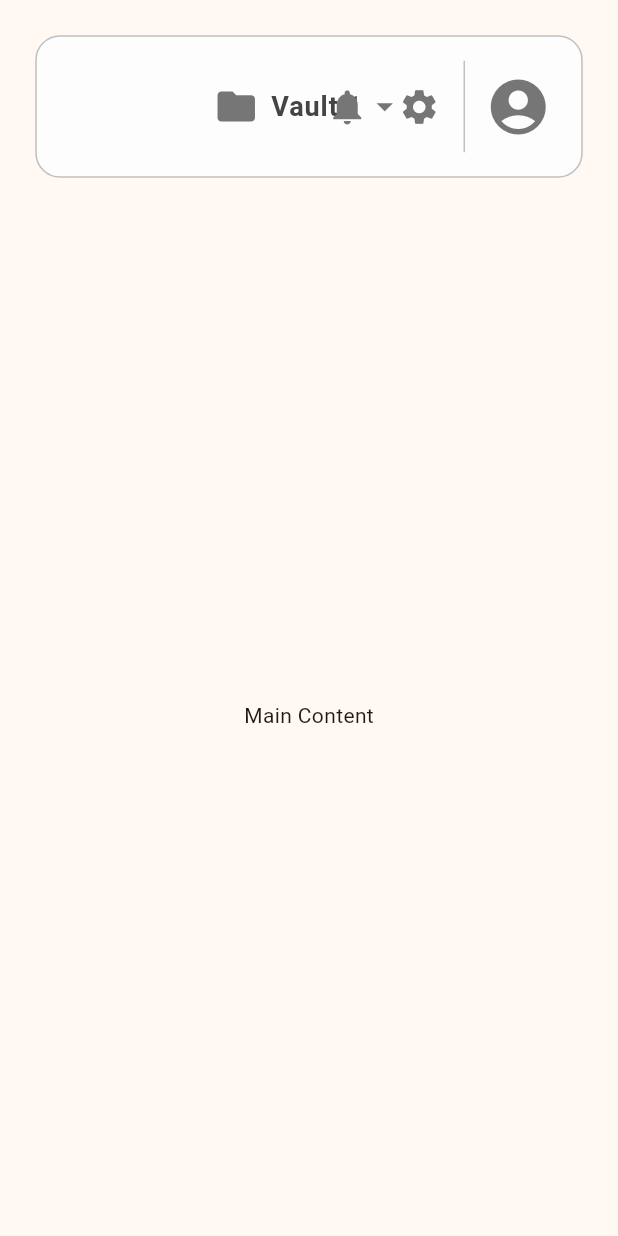
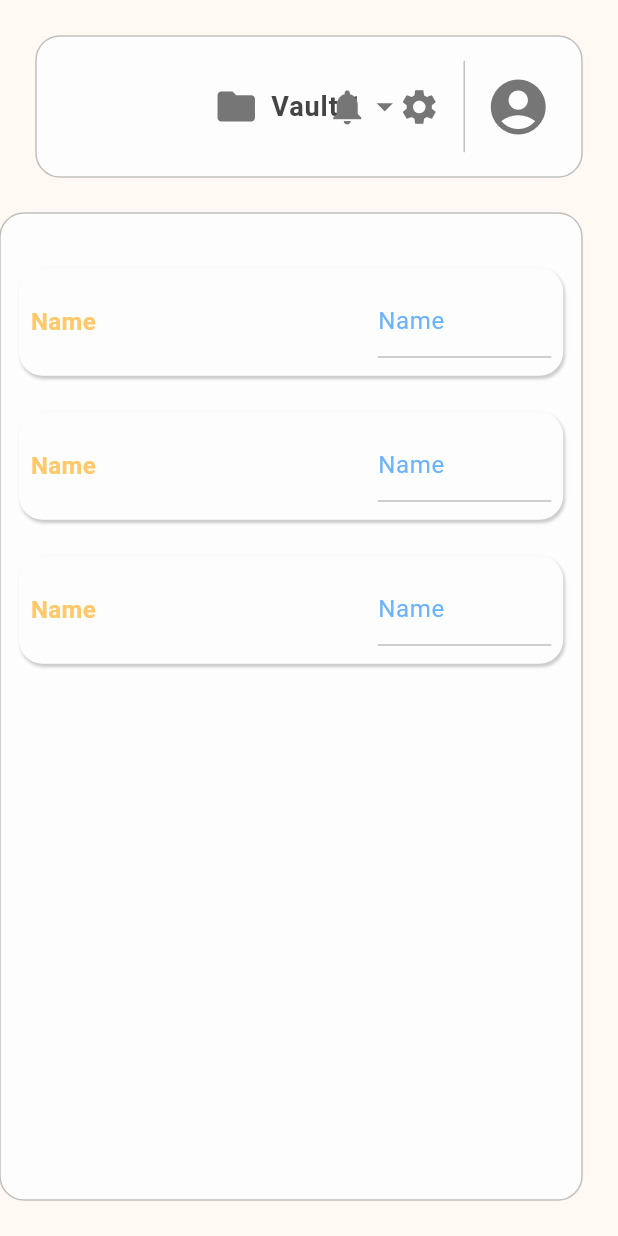
Before and after one commit to penne-0505/penkiel, a Flutter app: the screen it shows after launch, on a phone screen of 412 x 824 dp. Run offline on Flutter 3.47's test engine with Material 3 defaults, Android fonts, the phone set to English and light mode, and no system bars.

Commit message:
feat: 💄 データを表示する領域、カードの追加
DataList内のDataTileで選択されたパスワードデータの詳細を表示するContainerと、Key:Valueの形式でデータを表示/編集することが出来るCardの作成(最低限の実装)

```diff
--- /dev/null
+++ b/lib/components/data_content.dart
@@ -0,0 +1,108 @@
+import 'package:flutter/material.dart';
+
+import 'package:penkiel/utils.dart';
+
+
+class DataContent extends StatelessWidget {
+  const DataContent({super.key});
+
+  @override
+  Widget build(BuildContext context) {
+    return Container(
+      margin: const EdgeInsets.only(top: 12, bottom: 24, right: 24),
+      padding: const EdgeInsets.symmetric(horizontal: 12, vertical: 24),
+      decoration: BoxDecoration(
+        color: PenkielColors.bg,
+        borderRadius: const BorderRadius.all(PenkielValues.borderRadius),
+        border: Border.all(
+          color: PenkielColors.dividerColor,
+          strokeAlign: BorderSide.strokeAlignCenter,
+          width: 1
+        ),
+      ),
+      child: const Center(
+        child: Column(
+          children: <Widget>[
+            DataCard(),
+            DataCard(),
+            DataCard(),
+          ]
+        ),
+      ),
+    );
+  }
+}
+
+class DataCard extends StatelessWidget {
+  const DataCard({super.key});
+
+  @override
+  Widget build(BuildContext context) {
+    return Container(
+      margin: const EdgeInsets.symmetric(vertical: 12),
+      padding: const EdgeInsets.symmetric(horizontal: 8, vertical: 12),
+      decoration: const BoxDecoration(
+        color: PenkielColors.bg,
+        borderRadius: BorderRadius.all(PenkielValues.borderRadius),
+        boxShadow: [
+          BoxShadow(
+            color: PenkielColors.shadow,
+            blurRadius: 1,
+            offset: Offset(1, 2),
+          ),
+        ],
+      ),
+      child: const Row(
+        children: <Widget>[
+          Expanded(
+            flex: 4,
+            child: Column(
+              crossAxisAlignment: CrossAxisAlignment.start,
+              children: <Widget>[
+                Text(
+                  'Name',
+                  style: TextStyle(
+                    color: PenkielColors.primary,
+                    fontSize: 16,
+                    fontWeight: FontWeight.bold,
+                  ),
+                ),
+              ],
+            ),
+          ),
+          Expanded(
+            flex: 4,
+            child: VerticalDivider(
+              color: PenkielColors.dividerColor,
+              width: 1,
+            ),
+          ),
+          Expanded(
+            flex: 4,
+            child: TextField(
+              decoration: InputDecoration(
+                hintText: 'Name',
+                hintStyle: TextStyle(
+                  color: PenkielColors.secondary,
+                  fontSize: 16,
+                ),
+                enabledBorder: UnderlineInputBorder(
+                  borderSide: BorderSide(
+                    color: PenkielColors.dividerColor,
+                    width: 1,
+                  ),
+                ),
+                focusedBorder: UnderlineInputBorder(
+                  borderSide: BorderSide(
+                    color: PenkielColors.primary,
+                    width: 2,
+                  ),
+                ),
+              ),
+            ),
+          ),
+        ],
+      )
+    );
+  }
+}
--- a/lib/main.dart
+++ b/lib/main.dart
@@ -3,7 +3,9 @@ import 'package:penkiel/components/data_list.dart';
 
 import 'package:penkiel/components/sidebar.dart';
 import 'package:penkiel/components/topnav.dart';
+import 'package:penkiel/components/data_content.dart';
 import 'package:penkiel/utils.dart';
+
 
 void main() {
   runApp(const PenkielApp());
@@ -66,18 +68,12 @@ class _MyHomePageState extends State<MyHomePage> {
                 ),
                 const Expanded(
                   flex: 40,
-                  child: Center(
-                    child: Text(
-                      'Main Content',
-                    ),
-                  ),
+                  child: DataContent()
                 ),
               ],
             );
           } else {
-            return const Center(
-              child: Text('Main Content'),
-            );
+            return const DataContent();
           }
         },
       ),
```
